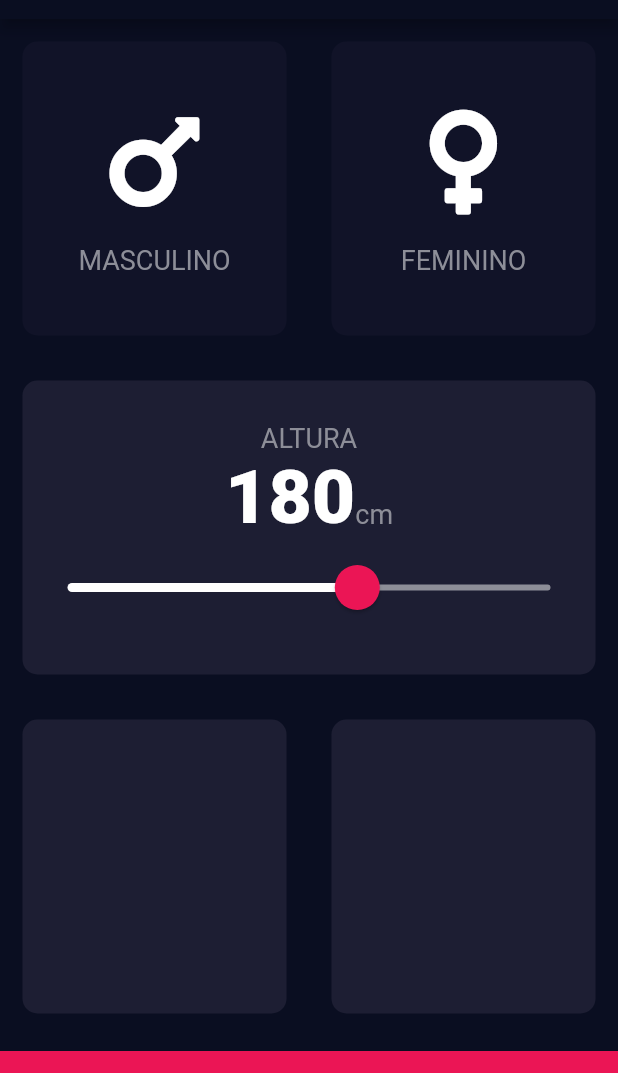
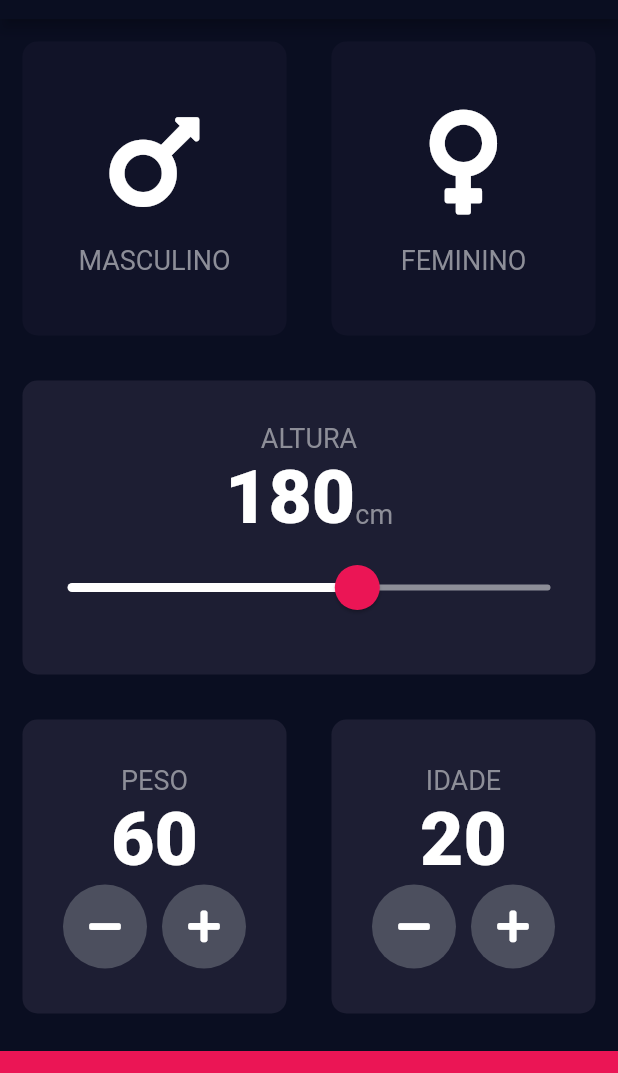
Before and after one commit to iury0393/bmi-calculator, a Flutter app: the screen it shows after launch, on a phone screen of 412 x 824 dp, the part 65-1138 px from its top. Run offline on Flutter 3.47's test engine with Material 2 defaults, Android fonts, the phone set to English and light mode, and no system bars; our stand-ins replace font_awesome_flutter.

Commit message:
Finalizando o layout da primeira screen

```diff
--- a/lib/input_page.dart
+++ b/lib/input_page.dart
@@ -17,6 +17,8 @@ class InputPage extends StatefulWidget {
 class _InputPageState extends State<InputPage> {
   Gender selectedGender;
   int height = 180;
+  int weight = 60;
+  int age = 20;
 
   @override
   Widget build(BuildContext context) {
@@ -124,11 +126,86 @@ class _InputPageState extends State<InputPage> {
                 Expanded(
                   child: ReusableCard(
                     color: kActiveCardColor,
+                    cardChild: Column(
+                      mainAxisAlignment: MainAxisAlignment.center,
+                      children: <Widget>[
+                        Text(
+                          'PESO',
+                          style: kLabelTextStyle,
+                        ),
+                        Text(
+                          weight.toString(),
+                          style: kNumberTextStyle,
+                        ),
+                        Row(
+                          mainAxisAlignment: MainAxisAlignment.center,
+                          children: <Widget>[
+                            RoundIconButton(
+                              icon: FontAwesomeIcons.minus,
+                              onPressed: () {
+                                setState(() {
+                                  weight--;
+                                });
+                              },
+                            ),
+                            SizedBox(
+                              width: 10.0,
+                            ),
+                            RoundIconButton(
+                              icon: FontAwesomeIcons.plus,
+                              onPressed: () {
+                                setState(() {
+                                  weight++;
+                                });
+                              },
+                            )
+                          ],
+                        ),
+                      ],
+                    ),
                   ),
                 ),
                 Expanded(
                   child: ReusableCard(
                     color: kActiveCardColor,
+                    cardChild: Column(
+                      mainAxisAlignment: MainAxisAlignment.center,
+                      children: <Widget>[
+                        Text(
+                          'IDADE',
+                          style: kLabelTextStyle,
+                        ),
+                        Text(
+                          age.toString(),
+                          style: kNumberTextStyle,
+                        ),
+                        Row(
+                          mainAxisAlignment: MainAxisAlignment.center,
+                          children: <Widget>[
+                            RoundIconButton(
+                              icon: FontAwesomeIcons.minus,
+                              onPressed: () {
+                                setState(
+                                  () {
+                                    age--;
+                                  },
+                                );
+                              },
+                            ),
+                            SizedBox(
+                              width: 10.0,
+                            ),
+                            RoundIconButton(
+                                icon: FontAwesomeIcons.plus,
+                                onPressed: () {
+                                  setState(() {
+                                    age++;
+                                  });
+                                })
+                          ],
+                        ),
+                      ],
+                    ),
                   ),
                 ),
               ],
@@ -145,3 +222,22 @@ class _InputPageState extends State<InputPage> {
     );
   }
 }
+
+class RoundIconButton extends StatelessWidget {
+  RoundIconButton({@required this.icon, @required this.onPressed});
+
+  final IconData icon;
+  final Function onPressed;
+
+  @override
+  Widget build(BuildContext context) {
+    return RawMaterialButton(
+      child: Icon(icon),
+      onPressed: onPressed,
+      elevation: 0.0,
+      constraints: BoxConstraints.tightFor(width: 56.0, height: 56.0),
+      shape: CircleBorder(),
+      fillColor: Color(0xFF4C4F5E),
+    );
+  }
+}
```
